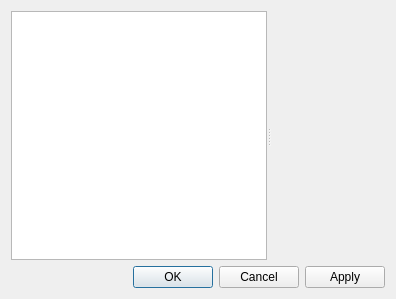
Qt form src/libkstapp/dialog.ui (Kst-plot/kst) before a commit.
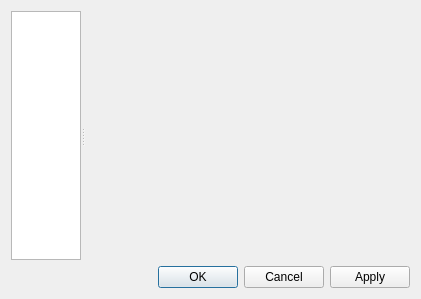
The same form after that commit.

Commit message: Transition of editmultiplewidget into the new UI and extension of dialog.ui to include an extension widget for adding additional ui components to the right of the existing dialog.

```diff
--- a/src/libkstapp/dialog.ui
+++ b/src/libkstapp/dialog.ui
@@ -9,6 +9,12 @@
     <height>299</height>
    </rect>
   </property>
+  <property name="sizePolicy" >
+   <sizepolicy vsizetype="MinimumExpanding" hsizetype="MinimumExpanding" >
+    <horstretch>0</horstretch>
+    <verstretch>0</verstretch>
+   </sizepolicy>
+  </property>
   <property name="windowTitle" >
    <string>Dialog</string>
   </property>
@@ -99,6 +105,22 @@
        </property>
       </widget>
      </item>
+     <item rowspan="3" row="0" column="3" >
+      <widget class="QWidget" native="1" name="_extensionWidget" >
+       <property name="sizePolicy" >
+        <sizepolicy vsizetype="Expanding" hsizetype="Expanding" >
+         <horstretch>0</horstretch>
+         <verstretch>0</verstretch>
+        </sizepolicy>
+       </property>
+       <property name="minimumSize" >
+        <size>
+         <width>325</width>
+         <height>0</height>
+        </size>
+       </property>
+      </widget>
+     </item>
     </layout>
    </item>
    <item row="1" column="0" >
```
The commit also changes 8 other files.
